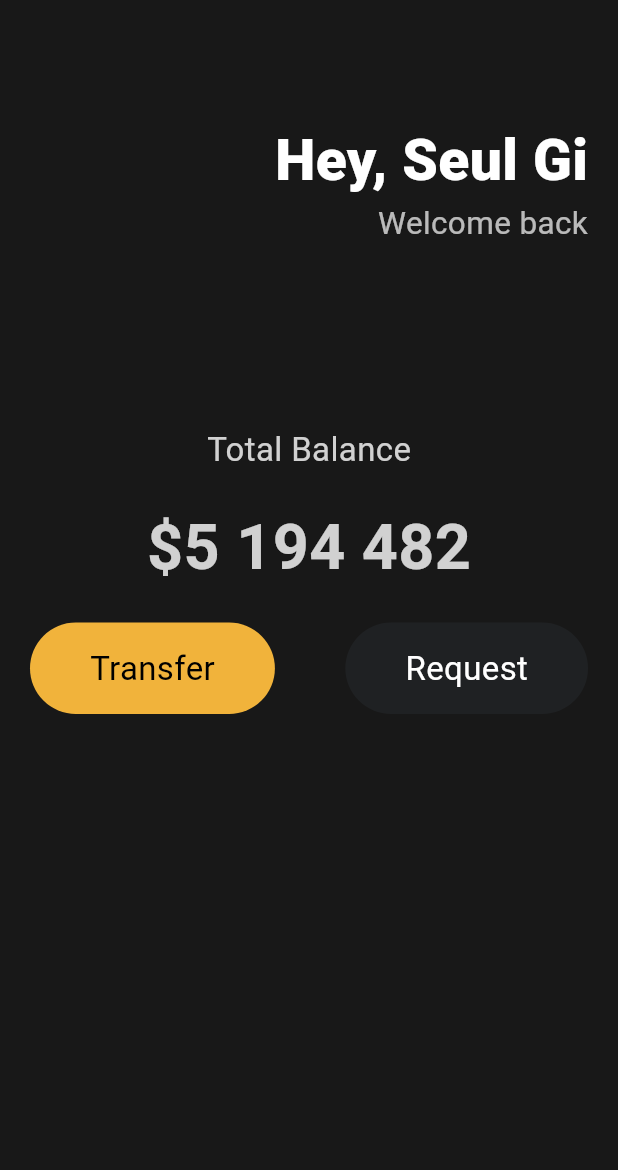
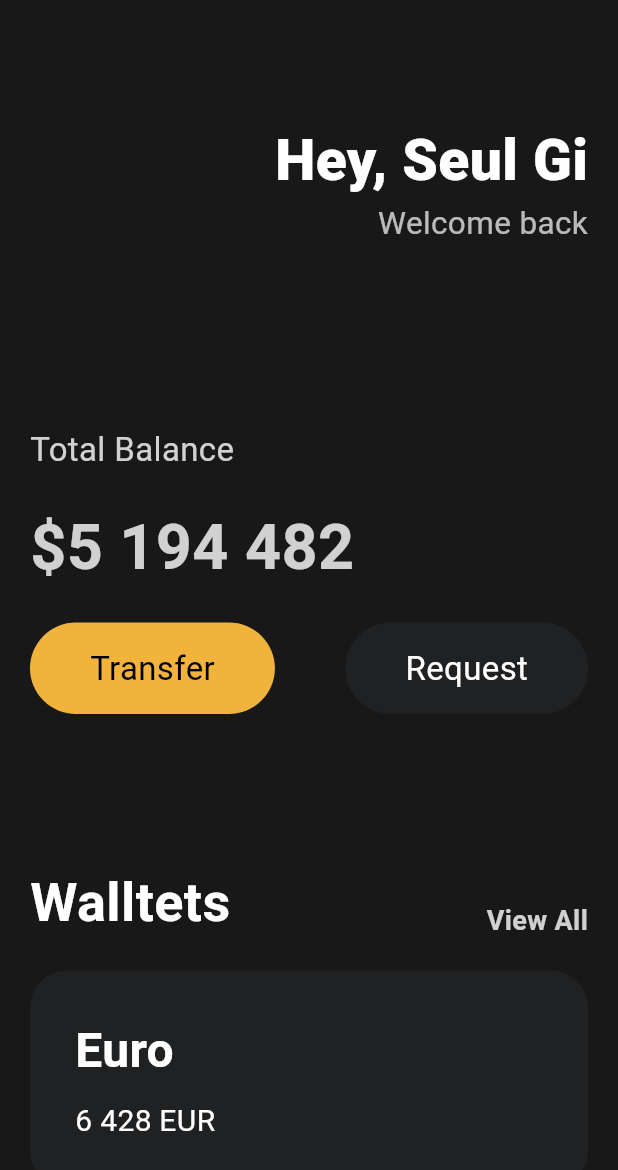
Before and after one commit to changhorang/toonflix, a Flutter app: the screen it shows after launch, on a phone screen of 412 x 824 dp. Shown: the top 1170 px of the screen. Run offline on Flutter 3.47's test engine with Material 3 defaults, Android fonts, the phone set to English and light mode, and no system bars.

Commit message:
[240426] Card Add

```diff
--- a/lib/main.dart
+++ b/lib/main.dart
@@ -16,6 +16,7 @@ class App extends StatelessWidget {
             body: Padding(
                 padding: const EdgeInsets.symmetric(horizontal: 20),
                 child: Column(
+                  crossAxisAlignment: CrossAxisAlignment.start,
                   children: [
                     const SizedBox(
                       height: 80,
@@ -76,7 +77,74 @@ class App extends StatelessWidget {
                             bgColor: Color(0xFF1F2123),
                             textColor: Colors.white),
                       ],
-                    )
+                    ),
+                    const SizedBox(
+                      height: 100,
+                    ),
+                    Row(
+                      crossAxisAlignment: CrossAxisAlignment.end,
+                      mainAxisAlignment: MainAxisAlignment.spaceBetween,
+                      children: [
+                        const Text(
+                          "Walltets",
+                          style: TextStyle(
+                              color: Colors.white,
+                              fontSize: 36,
+                              fontWeight: FontWeight.w600),
+                        ),
+                        Text("View All",
+                            style: TextStyle(
+                                color: Colors.white.withOpacity(0.8),
+                                fontSize: 18,
+                                fontWeight: FontWeight.w600)),
+                      ],
+                    ),
+                    const SizedBox(
+                      height: 20,
+                    ),
+                    Container(
+                      decoration: BoxDecoration(
+                        color: const Color(0xFF1F2123),
+                        borderRadius: BorderRadius.circular(25),
+                      ),
+                      child: const Padding(
+                        padding: EdgeInsets.all(30),
+                        child: Row(
+                          children: [
+                            Column(
+                              crossAxisAlignment: CrossAxisAlignment.start,
+                              children: [
+                                Text("Euro",
+                                    style: TextStyle(
+                                        color: Colors.white,
+                                        fontSize: 32,
+                                        fontWeight: FontWeight.w600)),
+                                SizedBox(
+                                  height: 10,
+                                ),
+                                Row(
+                                  children: [
+                                    Text('6 428',
+                                        style: TextStyle(
+                                          color: Colors.white,
+                                          fontSize: 20,
+                                        )),
+                                    SizedBox(
+                                      width: 5,
+                                    ),
+                                    Text('EUR',
+                                        style: TextStyle(
+                                          color: Colors.white,
+                                          fontSize: 20,
+                                        ))
+                                  ],
+                                ),
+                              ],
+                            )
+                          ],
+                        ),
+                      ),
+                    ),
                   ],
                 ))));
   }
```
